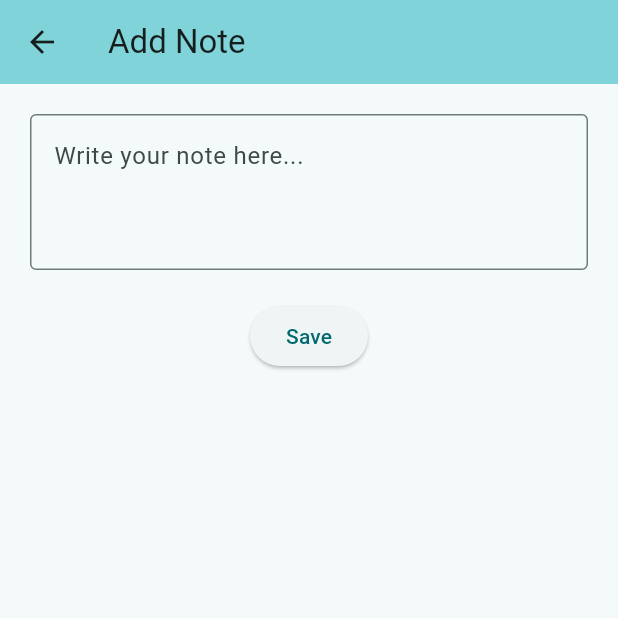
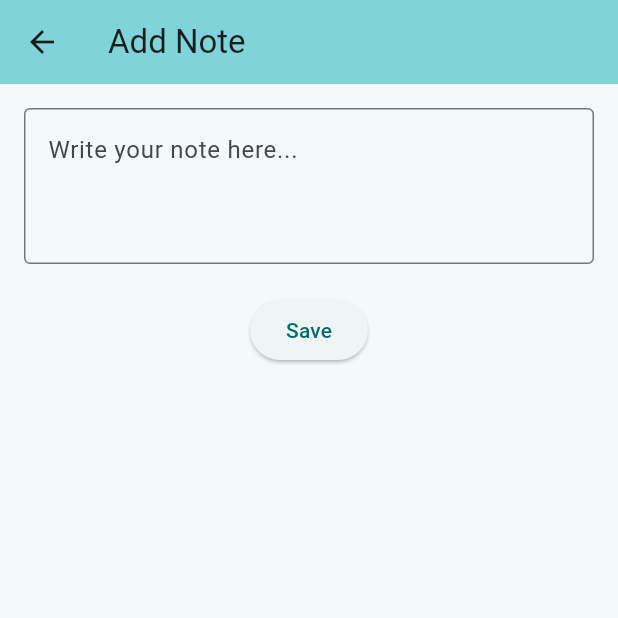
Before and after one commit to wieczorek0807/flutter_notes, a Flutter app: the screen it shows after launch, after a tap on the "add" icon, on a phone screen of 412 x 824 dp, the top half of it. Run offline on Flutter 3.47's test engine with Material 3 defaults, Android fonts, the light colour scheme and no system bars; our stand-ins replace auto_route, dartz, flutter_bloc, freezed_annotation, get_it, injectable and 1 more; accounts and stored records are empty; generated files the repository leaves out were written again.

Commit message:
refactor default screen

```diff
--- /dev/null
+++ b/devtools_options.yaml
@@ -0,0 +1,3 @@
+description: This file stores settings for Dart & Flutter DevTools.
+documentation: https://docs.flutter.dev/tools/devtools/extensions#configure-extension-enablement-states
+extensions:
--- a/lib/core/presentation/values/app_dimensions.dart
+++ b/lib/core/presentation/values/app_dimensions.dart
@@ -2,4 +2,7 @@ part of 'values.dart';
 
 abstract class AppDimensions {
   static const double spacerHeight = 20;
+
+  static const double boxConstraintsMaxWidth = 500;
+  static const double boxConstraintsMinWidth = 100;
 }
--- /dev/null
+++ b/lib/core/presentation/values/app_padding.dart
@@ -0,0 +1,5 @@
+part of 'values.dart';
+
+abstract class AppPadding {
+  static const defaultScreenPadding = EdgeInsets.all(16.0);
+}
--- a/lib/core/presentation/values/values.dart
+++ b/lib/core/presentation/values/values.dart
@@ -2,3 +2,4 @@ import 'package:flutter/material.dart';
 
 part 'app_dimensions.dart';
 part 'app_colors.dart';
+part 'app_padding.dart';
--- a/lib/core/presentation/widgets/app_default_screen.dart
+++ b/lib/core/presentation/widgets/app_default_screen.dart
@@ -1,4 +1,5 @@
 import 'package:flutter/material.dart';
+import 'package:flutter_notes/core/presentation/values/values.dart';
 
 class AppDefaultScreen extends StatelessWidget {
   const AppDefaultScreen({required this.title, required this.body, super.key, this.floatingActionButton});
@@ -13,11 +14,13 @@ class AppDefaultScreen extends StatelessWidget {
           backgroundColor: Theme.of(context).colorScheme.inversePrimary,
           title: Text(title),
         ),
-        body: SingleChildScrollView(
-          padding: const EdgeInsets.all(20),
+        body: Padding(
+          padding: AppPadding.defaultScreenPadding,
           child: Center(
             child: ConstrainedBox(
-              constraints: const BoxConstraints(maxWidth: 500, minWidth: 200),
+              constraints: const BoxConstraints(
+                  maxWidth: AppDimensions.boxConstraintsMaxWidth,
+                  minWidth: AppDimensions.boxConstraintsMinWidth),
               child: body,
             ),
           ),
```
Also changed, not shown: lib/features/notes/presentation/widgets/notes_list.dart (+2 -11 lines).
